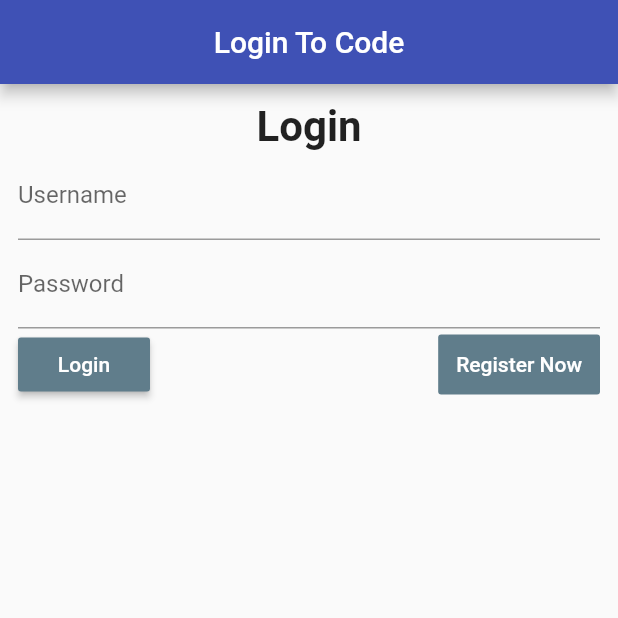
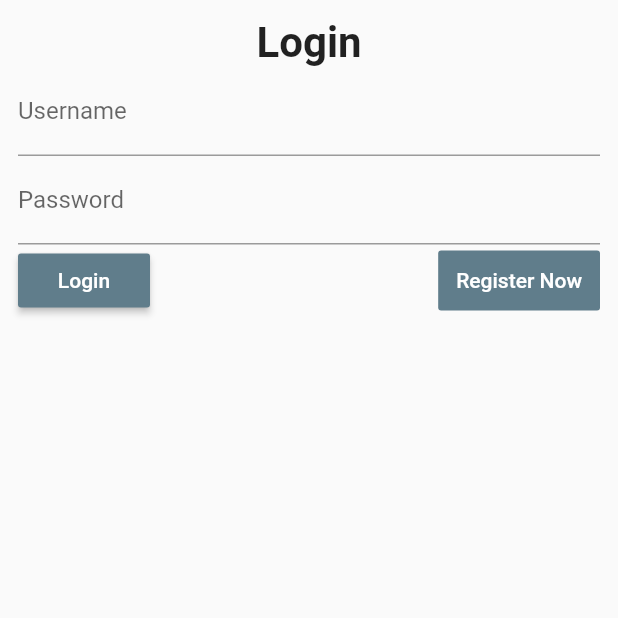
Before and after one commit to Ibrahim-Lokman/Community-Market-Place, a Flutter app: the screen it shows after launch, on a phone screen of 412 x 824 dp, the top half of it. Run offline on Flutter 3.47's test engine with Material 2 defaults, Android fonts, the light colour scheme and no system bars; our stand-ins replace localstorage.

Commit message:
LoginScreen appbar removed

```diff
--- a/flutterd/lib/screens/login_screens.dart
+++ b/flutterd/lib/screens/login_screens.dart
@@ -48,10 +48,6 @@ class _LoginScreensState extends State<LoginScreens> {
   @override
   Widget build(BuildContext context) {
     return Scaffold(
-      appBar: AppBar(
-        title: Text("Login To Code"),
-        centerTitle: true,
-      ),
       body: SingleChildScrollView(
         child: Padding(
           padding: const EdgeInsets.all(12.0),
@@ -103,10 +99,12 @@ class _LoginScreensState extends State<LoginScreens> {
                       onPressed: () {
                         _loginNow();
                       },
-                      child: Text("Login",
+                      child: Text(
+                        "Login",
                         style: TextStyle(
-                        color : Colors.white,
-                    ),),
+                          color: Colors.white,
+                        ),
+                      ),
                     ),
                     Spacer(),
                     Divider(),
@@ -117,10 +115,11 @@ class _LoginScreensState extends State<LoginScreens> {
                         Navigator.of(context)
                             .pushReplacementNamed(RegisterScreens.routeName);
                       },
-                      child: Text("Register Now",
+                      child: Text(
+                        "Register Now",
                         style: TextStyle(
-                        color : Colors.white,
-                    ),
+                          color: Colors.white,
+                        ),
                       ),
                     ),
                   ],
```
